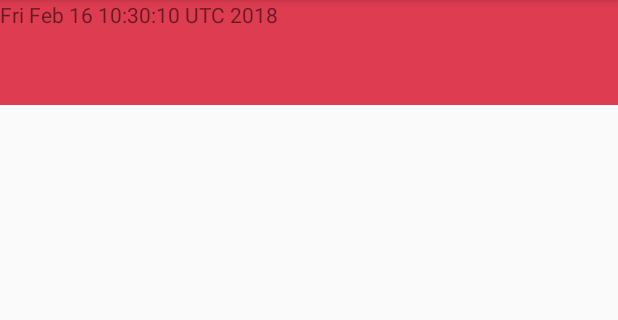
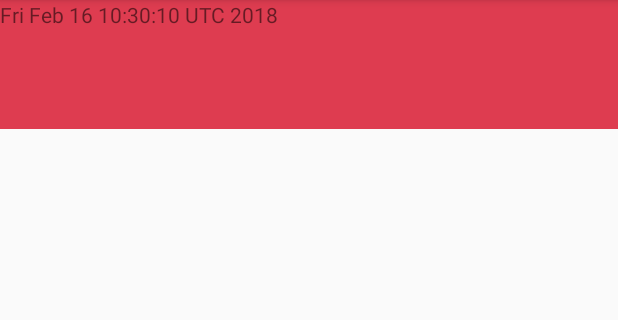
Before and after one commit to shinnatsume/Moods, an Android app: the HistoryActivity screen opened directly, with no data from a screen before it, on a phone screen of 412 x 824 dp, the part 84-404 px from its top. Run offline under Robolectric (Android 15) with nearby library versions, the phone set to English and light mode, and no system bars.

Commit message:
changement de listView vers Recycler view et sauvegarde fonctionnel

```diff
--- a/app/src/main/java/com/shin/moods/controller/HistoryActivity.java
+++ b/app/src/main/java/com/shin/moods/controller/HistoryActivity.java
@@ -1,75 +1,100 @@
 package com.shin.moods.controller;
 
 
+
 import android.content.SharedPreferences;
-
 import android.support.v7.app.AppCompatActivity;
 import android.os.Bundle;
-
+import android.support.v7.widget.LinearLayoutManager;
+import android.support.v7.widget.RecyclerView;
 import android.util.Log;
-import android.view.View;
-
-import android.widget.ArrayAdapter;
 import android.widget.ImageButton;
 import android.widget.LinearLayout;
-import android.widget.ListView;
 import android.widget.TextView;
 
-
 import com.google.gson.Gson;
+import com.google.gson.reflect.TypeToken;
 import com.shin.moods.R;
 import com.shin.moods.model.HistoryAdapter;
 import com.shin.moods.model.Mood;
 
-
+import java.lang.reflect.Type;
 import java.util.ArrayList;
-import java.util.Arrays;
 import java.util.Date;
 import java.util.List;
 
 
 public class HistoryActivity extends AppCompatActivity {
+    List<Mood> mMoodList ;
+    Mood mood;
+    Date mDate = new Date();
+    private LinearLayout moods;
+    private ImageButton comText;
+    private TextView dateTextShow;
+
+    @Override
+    protected void onCreate(Bundle savedInstanceState) {
+        super.onCreate(savedInstanceState);
+        setContentView(R.layout.activity_main);
+       List<Mood> list = load();
+
+
+        comText = (ImageButton) findViewById(R.id.comment_text_view);
+
+        moods = (LinearLayout) findViewById(R.id.mood_days);
+        dateTextShow = (TextView) findViewById(R.id.date_text);
+        //mise en place recyclerview
+        final RecyclerView rView = (RecyclerView) findViewById(R.id.recyclerView);
+
+        rView.setLayoutManager(new LinearLayoutManager(this));
+        rView.setAdapter(new HistoryAdapter(this,list));
+
+
+        SharedPreferences mPreferences = this.getSharedPreferences("mood",0);
+        Gson gson= new Gson();
+        String json = mPreferences.getString("mood","");
+        mood = gson.fromJson(json,Mood.class);
+
+       // Toast.makeText(this, (CharSequence) mood.getDate().toString(),Toast.LENGTH_SHORT).show();
+        mMoodList.add(mood);
+
+
+//        Log.i("size list","size list !"+mMoodList.size());
+        if (mood!=null && mDate.getMinutes()> mood.getDate().getMinutes()){
+            save();
+//            Toast.makeText(this,mMoodList.size(),Toast.LENGTH_SHORT).show();
+            Log.i("size list","size list !"+mMoodList.size());
+        }
 
 
 
 
-    private ListView moodDays;
-    private Date date;
-    private List<Mood> historyMood;
-    @Override
-    protected void onCreate(Bundle savedInstanceState) {
-        super.onCreate(savedInstanceState);
-        setContentView(R.layout.activity_history);
-//        date = new Date();
+    }
+    private List<Mood> load() {
+
         //recuperation des sharedPrefernces
-        SharedPreferences mPreferences = this.getSharedPreferences("mood",0);
+        SharedPreferences mPref = this.getSharedPreferences("list",0);
         //transformation des strings preferences en objet
         Gson gson = new Gson();
-        String json =mPreferences.getString("mood","");
-        Mood mood =gson.fromJson(json,Mood.class);
+        String json =mPref.getString("list",null);
+        Type type = new TypeToken<List<Mood>>(){}.getType();
+        mMoodList =  gson.fromJson(json,type);
+        if (mMoodList== null ){
+            mMoodList= new ArrayList<>();
+        }
+        return mMoodList;
+    }
+    public void save(){
 
+        if(mMoodList.size()>6){
+            mMoodList.remove(0);
+        }
+        SharedPreferences preferences = this.getSharedPreferences("list",0);
+        SharedPreferences.Editor editor =preferences.edit();
+        Gson gson = new Gson();
+        String json = gson.toJson(mMoodList);
+        editor.putString("list",json).apply();
 
-
-
-
-        historyMood = new ArrayList();
-        historyMood.add(new Mood(0,0,0,0,0,null,null     ));
-
-            historyMood.get(0).setBackground(mood.getBackground());
-            historyMood.get(0).setCommentText(mood.getCommentText());
-            historyMood.get(0).setDate(mood.getDate());
-
-
-        moodDays = (ListView) findViewById(R.id.list_mood);
-
-
-        HistoryAdapter adapter = new HistoryAdapter(
-                this,
-                R.layout.history_cell
-        );
-        moodDays.setAdapter(adapter);
-        adapter.addAll(historyMood);
     }
 
-
 }
--- a/app/src/main/java/com/shin/moods/controller/MainActivity.java
+++ b/app/src/main/java/com/shin/moods/controller/MainActivity.java
@@ -27,9 +27,6 @@ public class MainActivity extends AppCompatActivity {
         linearLayoutManager.scrollToPosition(2);
         recyclerView.setLayoutManager(linearLayoutManager);
         recyclerView.setAdapter(new MyAdapter(this));
-
-
-
     }
 
 
--- a/app/src/main/java/com/shin/moods/model/HistoryAdapter.java
+++ b/app/src/main/java/com/shin/moods/model/HistoryAdapter.java
@@ -1,154 +1,91 @@
 package com.shin.moods.model;
 
-import android.app.Activity;
+
 import android.content.Context;
-import android.content.SharedPreferences;
-import android.support.annotation.NonNull;
-import android.support.annotation.Nullable;
+import android.support.v7.widget.RecyclerView;
 import android.view.LayoutInflater;
 import android.view.View;
 import android.view.ViewGroup;
-import android.widget.ArrayAdapter;
 import android.widget.ImageButton;
 import android.widget.LinearLayout;
 import android.widget.TextView;
 import android.widget.Toast;
-
-import com.google.gson.Gson;
-import com.google.gson.reflect.TypeToken;
 import com.shin.moods.R;
-
-import java.lang.reflect.Type;
-import java.util.ArrayList;
-import java.util.Arrays;
-import java.util.Date;
 import java.util.List;
 
 /**
  * Created by shin on 12/02/2018.
  */
 
-public class HistoryAdapter extends ArrayAdapter<Mood> {
+public class HistoryAdapter extends RecyclerView.Adapter<HistoryAdapter.MyViewHolderHistory> {
+
+        private List<Mood> mMoodList;
+        private Context context ;
 
 
-    private Context mContext;
-    int mInt;
-    private LinearLayout moods;
-    private ImageButton comText;
-    private TextView dateTextShow;
-    private Date date;
-    Mood currentMood;
-    List<Mood> list = new ArrayList();
+        public HistoryAdapter(Context ct,List<Mood> moodList){
+            context = ct;
+            mMoodList=moodList;
+        }
+
+    @Override
+    public MyViewHolderHistory onCreateViewHolder(ViewGroup parent, int viewType) {
+
+        View view = LayoutInflater.from(context).inflate(R.layout.history_cell, parent, false);
+        return new MyViewHolderHistory(view);
+    }
+
+    @Override
+    public void onBindViewHolder(MyViewHolderHistory holder, int position) {
+
+        Mood currentMood = mMoodList.get(position);
+        if (currentMood!= null){
+            holder.dateTextShow.setText(currentMood.getDate().toString());
+            int color =currentMood.getBackground();
+            final String comment = currentMood.getCommentText();
+            holder.moods.setBackgroundColor(color);
+            if (comment != null){
+                holder. comText.setVisibility(View.VISIBLE);
+                holder. comText.setOnClickListener(new View.OnClickListener() {
+                    @Override
+                    public void onClick(View view) {
+                        Toast.makeText(context,comment,Toast.LENGTH_LONG).show();
+                    }
+                });
+            }
+        }
+
+    }
 
 
 
-    public HistoryAdapter(@NonNull Context context, int resource) {
-        super(context, resource);
-        this.mContext = context;
-        this.mInt = resource;
+    @Override
+    public int getItemCount() {
+
+        return mMoodList.size();
     }
 
-    @NonNull
-    @Override
-    public View getView(int position, @Nullable View convertView, @NonNull ViewGroup parent) {
-        LayoutInflater inflater = ((Activity) mContext).getLayoutInflater();
-        View mView = inflater.inflate(mInt, parent, false);
+    public class MyViewHolderHistory extends RecyclerView.ViewHolder {
+
+         private LinearLayout moods;
+         private ImageButton comText;
+         private TextView dateTextShow;
+
+
+        public MyViewHolderHistory(View mView) {
+            super(mView);
 
         comText = (ImageButton) mView.findViewById(R.id.comment_text_view);
         comText.setVisibility(View.INVISIBLE);
         moods = (LinearLayout) mView.findViewById(R.id.mood_days);
         dateTextShow = (TextView) mView.findViewById(R.id.date_text);
-        date = new Date();
-        currentMood = getItem(position);
-         load();
 
 
-
-            if (list== null){
-            currentMood = getItem(position);
-            moods.setBackgroundColor(currentMood.getBackground());
-                dateTextShow.setText( currentMood.getDate().toString());
-                final String comment = currentMood.getCommentText();
-                if (comment != null){
-                    comText.setVisibility(View.VISIBLE);
-                }
-                comText.setOnClickListener(new View.OnClickListener() {
-                    @Override
-                    public void onClick(View view) {
-                        Toast.makeText(mContext,comment, Toast.LENGTH_LONG ).show();
-                    }
-                });
-                if (date.getMinutes() > currentMood.getDate().getMinutes()){
-                    save();
-                }
-            }else {
-                currentMood = getItem(position);
-                moods.setBackgroundColor(currentMood.getBackground());
-                dateTextShow.setText( currentMood.getDate().toString());
-                final String com = currentMood.getCommentText();
-                if (com != null){
-                    comText.setVisibility(View.VISIBLE);
-                }
-                comText.setOnClickListener(new View.OnClickListener() {
-                    @Override
-                    public void onClick(View view) {
-                        Toast.makeText(mContext,com, Toast.LENGTH_LONG ).show();
-                    }
-                });
-
-                int sizeList = list.size();
-                Toast.makeText(mContext,String.valueOf(list.size()),Toast.LENGTH_SHORT).show();
-                for (Mood mood:list
-                     ) {
-
-                    moods.setBackgroundColor(mood.getBackground());
-                    dateTextShow.setText(mood.getDate().toString());
-                    final String comment = mood.getCommentText();
-                    if (comment != null){
-                        comText.setVisibility(View.VISIBLE);
-                        comText.setOnClickListener(new View.OnClickListener() {
-                            @Override
-                            public void onClick(View view) {
-                                Toast.makeText(mContext,comment, Toast.LENGTH_LONG ).show();
-                            }
-                        });
-                    }
-                }
-
-
-
-
-
-            }
-
-
-        return mView;
+        }
 
 
 
 
     }
 
-    public void save(){
-        list = (List<Mood>) Arrays.asList(new Mood(0,currentMood.getBackground(),0,0,0,currentMood.getCommentText(),currentMood.getDate()));
-        //recuperation des sharedPrefernces
-        SharedPreferences mPreferences = mContext.getSharedPreferences("list",Context.MODE_PRIVATE);
-        SharedPreferences.Editor editor = mPreferences.edit();
-        Gson gsonL = new Gson();
-        String jsonL =gsonL.toJson(list);
-        editor.putString("list",jsonL).apply();
-    }
-
-    public void load(){
-        //recuperation des sharedPrefernces
-        SharedPreferences mPref = mContext.getSharedPreferences("list",0);
-        //transformation des strings preferences en objet
-        Gson gson = new Gson();
-        String json =mPref.getString("list","");
-            Type type = new TypeToken<List<Mood>>(){}.getType();
-        list =  gson.fromJson(json,type);
-
-
-    }
-
 }
--- a/app/src/main/res/layout/activity_history.xml
+++ /dev/null
@@ -1,16 +0,0 @@
-<?xml version="1.0" encoding="utf-8"?>
-<android.support.constraint.ConstraintLayout xmlns:android="http://schemas.android.com/apk/res/android"
-
-    xmlns:tools="http://schemas.android.com/tools"
-    android:layout_width="match_parent"
-    android:layout_height="match_parent"
-    tools:context="com.shin.moods.controller.HistoryActivity">
-
-<ListView
-    android:layout_width="match_parent"
-    android:layout_height="wrap_content"
-    android:id="@+id/list_mood">
-
-</ListView>
-
-</android.support.constraint.ConstraintLayout>
--- a/app/src/main/res/layout/activity_main.xml
+++ b/app/src/main/res/layout/activity_main.xml
@@ -1,6 +1,5 @@
 <?xml version="1.0" encoding="utf-8"?>
 <LinearLayout xmlns:android="http://schemas.android.com/apk/res/android"
-    xmlns:app="http://schemas.android.com/apk/res-auto"
     xmlns:tools="http://schemas.android.com/tools"
     android:layout_width="match_parent"
     android:layout_height="match_parent"
--- a/app/src/main/res/layout/history_cell.xml
+++ b/app/src/main/res/layout/history_cell.xml
@@ -3,13 +3,13 @@
     xmlns:android="http://schemas.android.com/apk/res/android"
     xmlns:app="http://schemas.android.com/apk/res-auto"
     android:layout_width="match_parent"
-    android:layout_height="match_parent"
+    android:layout_height="wrap_content"
     android:id="@+id/history_cell"
     android:orientation="horizontal">
 
     <LinearLayout
         android:layout_width="match_parent"
-        android:layout_height="70dp"
+        android:layout_height="86dp"
         android:id="@+id/mood_days"
         >
 
```
Also changed, not shown: app/src/main/java/com/shin/moods/model/MyAdapter.java (+15 -28 lines).
